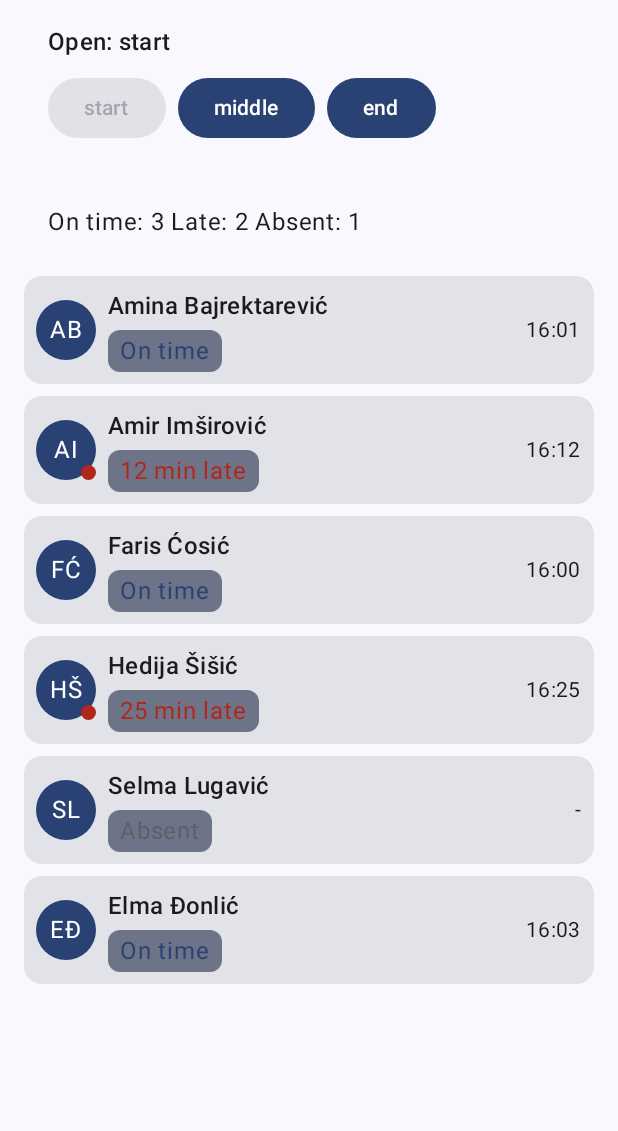
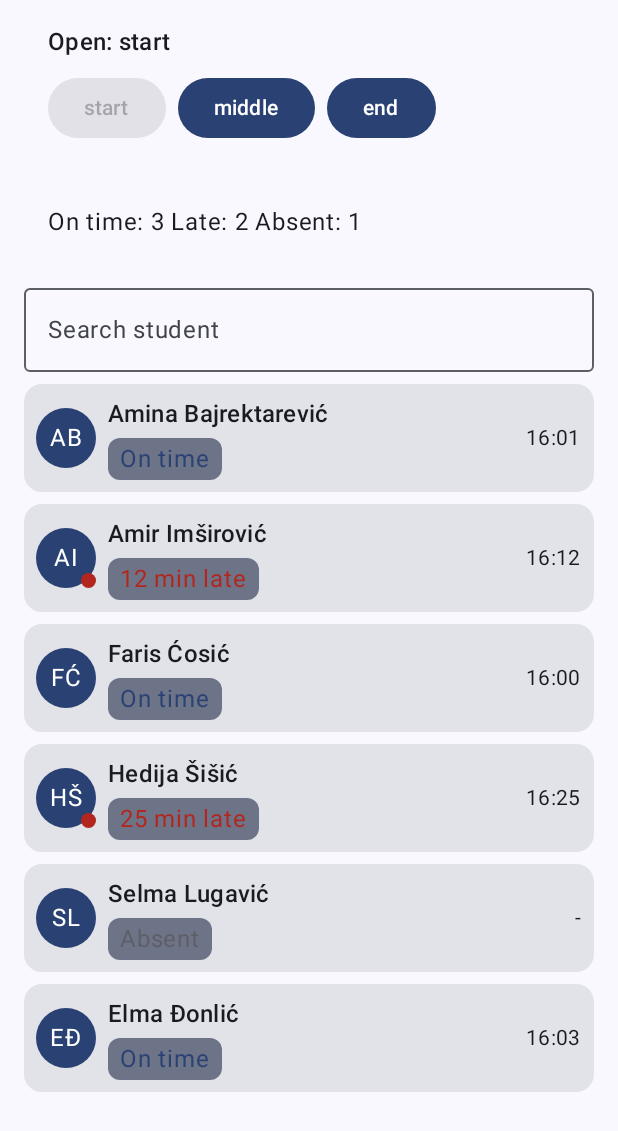
Before and after one commit to aminabajrektarevic/labRMAS, an Android app built with Jetpack Compose: the screen it shows after launch (MainActivity), after a tap on "start", on a phone screen of 412 x 824 dp. Shown: the top 1131 px of the screen. Run offline under Robolectric (Android 15) with nearby library versions, the phone set to English and light mode, and no system bars.

Commit message:
2commit lab5

```diff
--- a/app/src/main/java/ba/untz/attendance1/MainActivity.kt
+++ b/app/src/main/java/ba/untz/attendance1/MainActivity.kt
@@ -45,6 +45,7 @@ import androidx.compose.material3.Card
 import androidx.compose.runtime.saveable.rememberSaveable
 import androidx.compose.foundation.rememberScrollState
 import androidx.compose.foundation.verticalScroll
+import androidx.compose.material3.OutlinedTextField
 
 
 class MainActivity : ComponentActivity() {
@@ -68,6 +69,7 @@ class MainActivity : ComponentActivity() {
 fun ProfessorScreen(modifier: Modifier=Modifier){
     var openWindow by rememberSaveable {mutableStateOf<Window?>(null)}
     var checkIns by remember { mutableStateOf(sampleCheckIns) }
+    var query by rememberSaveable {mutableStateOf("")}
     Column(
         modifier = modifier
             .verticalScroll(rememberScrollState())
@@ -78,17 +80,51 @@ fun ProfessorScreen(modifier: Modifier=Modifier){
             openWindow = openWindow,
             onOpen = { openWindow = it }
         )
+        if (openWindow==null){
+            Text(
+                text = "open a window to see check-ins",
+                modifier = Modifier.padding(16.dp)
+            )
+        }else {
+            val windowCheckIns = checkIns.filter { it.window == openWindow }
+            val filteredCheckIns =
+                windowCheckIns.filter { it.student.name.contains(query, ignoreCase = true) }
 
-        AttendanceSummary(checkIns = checkIns.filter{it.window==openWindow})
+            AttendanceSummary(checkIns = checkIns.filter { it.window == openWindow })
+            SearchField(
+                query = query,
+                onQueryChange = { query = it }
+            )
+            if (filteredCheckIns.isEmpty()){
+                Text(
+                    text = "No check-ins match the filter",
+                    modifier = Modifier.padding(16.dp)
+                )
+            }else{
+                filteredCheckIns.forEach { checkIn ->
+                    CheckInCard(
+                        checkIn = checkIn,
+                        allCheckIns = checkIns
+                    )
+                }
+            }
+        }
 
-        checkIns.filter { it.window == openWindow }.forEach { checkIn ->
-            CheckInCard(
-                checkIn = checkIn,
-                allCheckIns = checkIns
-            )
-        }
     }
 }
+
+@Composable
+fun SearchField(query: String, onQueryChange: (String)-> Unit, modifier: Modifier = Modifier){
+    OutlinedTextField(
+        value = query,
+        onValueChange = onQueryChange,
+        label = { Text("Search student")},
+        placeholder = {Text("e.g. Amir")},
+        singleLine = true,
+        modifier = modifier.fillMaxWidth()
+    )
+}
+//ne paimti nista on iz preview funkcije dobije query ami i on samo to iscrta   , onquerychange je prazan pa se ne da nista napisati
 @Composable
 fun StatusBadge(
     status: CheckInStatus,
@@ -238,6 +274,16 @@ fun CheckInCard(checkIn: CheckIn, modifier: Modifier= Modifier, allCheckIns: Lis
 
     }
 }
+@Preview(showBackground = true)
+@Composable
+fun SearchFieldPreview() {
+    Attendance1Theme {
+        SearchField(
+            query = "ami",
+            onQueryChange = {}
+        )
+    }
+}
 
 @Preview(name = "Light")
 @Preview(name = "Dark", uiMode = Configuration.UI_MODE_NIGHT_YES)
```
